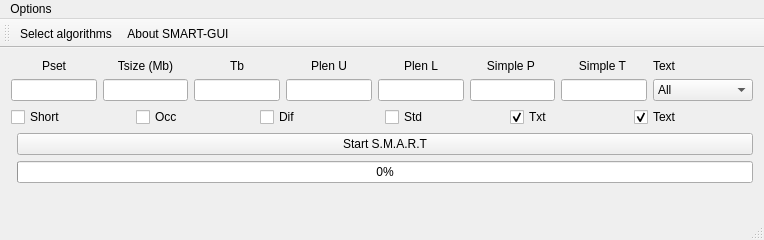
This is SMART-GUI-V2/mainwindow.ui in smart-tool/smart-gui as Qt 5 draws it before an edit. The edited form follows.
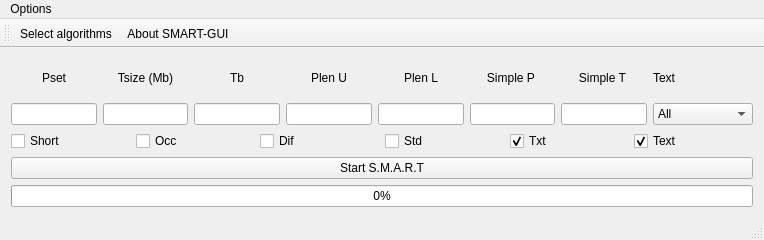
This is the edited form.

Diff of the .ui file:
```diff
--- a/SMART-GUI-V2/mainwindow.ui
+++ b/SMART-GUI-V2/mainwindow.ui
@@ -29,8 +29,8 @@
    <set>QMainWindow::AllowTabbedDocks|QMainWindow::AnimatedDocks</set>
   </property>
   <widget class="QWidget" name="centralWidget">
-   <layout class="QFormLayout" name="formLayout">
-    <item row="0" column="0" colspan="2">
+   <layout class="QVBoxLayout" name="verticalLayout">
+    <item>
      <layout class="QGridLayout" name="gridLayout">
       <item row="0" column="4">
        <widget class="QLabel" name="label_6">
@@ -212,7 +212,7 @@
       </item>
      </layout>
     </item>
-    <item row="1" column="0" colspan="2">
+    <item>
      <layout class="QGridLayout" name="gridLayout_2">
       <item row="0" column="5">
        <widget class="QCheckBox" name="checkBox_6">
@@ -270,7 +270,7 @@
       </item>
      </layout>
     </item>
-    <item row="2" column="1">
+    <item>
      <widget class="QPushButton" name="pushButton">
       <property name="text">
        <string>Start S.M.A.R.T</string>
@@ -283,7 +283,7 @@
       </property>
      </widget>
     </item>
-    <item row="3" column="1">
+    <item>
      <widget class="QProgressBar" name="progressBar">
       <property name="value">
        <number>0</number>
```
